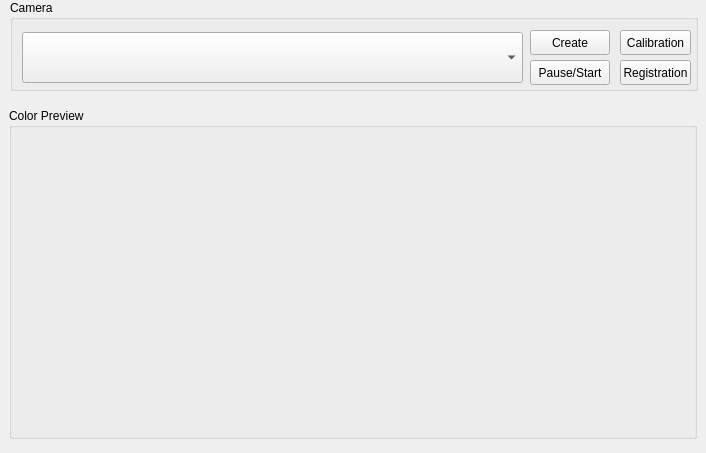
Above: packages/plugin_library/CameraCalibration/src/CameraCalibrationWidget.ui from Chunting/UrRobotControllerInTCP before the change. Below: the same form after it.
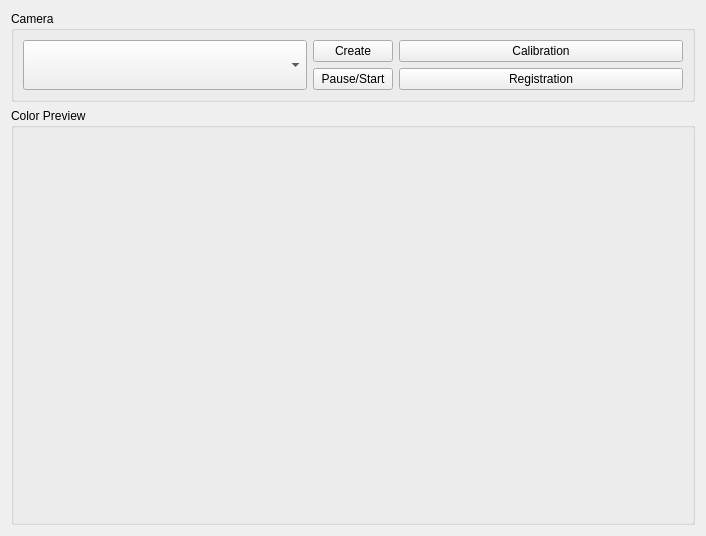
That is the form after the change.

Patch:
```diff
--- a/packages/plugin_library/CameraCalibration/src/CameraCalibrationWidget.ui
+++ b/packages/plugin_library/CameraCalibration/src/CameraCalibrationWidget.ui
@@ -7,21 +7,15 @@
     <x>0</x>
     <y>0</y>
     <width>706</width>
-    <height>453</height>
+    <height>536</height>
    </rect>
   </property>
   <property name="windowTitle">
    <string>Camera Color Preview - cobotsys</string>
   </property>
+  <layout class="QGridLayout" name="gridLayout_2">
+   <item row="0" column="0">
   <widget class="QGroupBox" name="groupBox">
-   <property name="geometry">
-    <rect>
-     <x>10</x>
-     <y>0</y>
-     <width>688</width>
-     <height>91</height>
-    </rect>
-   </property>
    <property name="sizePolicy">
     <sizepolicy hsizetype="Preferred" vsizetype="Maximum">
      <horstretch>0</horstretch>
@@ -31,15 +25,9 @@
    <property name="title">
     <string>Camera</string>
    </property>
+     <layout class="QGridLayout" name="gridLayout_3">
+      <item row="0" column="1">
    <widget class="QPushButton" name="btnCreate">
-    <property name="geometry">
-     <rect>
-      <x>520</x>
-      <y>30</y>
-      <width>80</width>
-      <height>25</height>
-     </rect>
-    </property>
     <property name="sizePolicy">
      <sizepolicy hsizetype="Maximum" vsizetype="Fixed">
       <horstretch>0</horstretch>
@@ -50,85 +38,51 @@
      <string>Create</string>
     </property>
    </widget>
-   <widget class="QPushButton" name="btnPauseStart">
-    <property name="geometry">
-     <rect>
-      <x>520</x>
-      <y>60</y>
-      <width>80</width>
-      <height>25</height>
-     </rect>
-    </property>
-    <property name="text">
-     <string>Pause/Start</string>
-    </property>
-   </widget>
-   <widget class="QComboBox" name="cboCamera">
-    <property name="geometry">
-     <rect>
-      <x>12</x>
-      <y>32</y>
-      <width>501</width>
-      <height>51</height>
-     </rect>
-    </property>
-    <property name="sizePolicy">
-     <sizepolicy hsizetype="Preferred" vsizetype="Minimum">
-      <horstretch>0</horstretch>
-      <verstretch>0</verstretch>
-     </sizepolicy>
-    </property>
-   </widget>
+      </item>
+      <item row="0" column="2">
    <widget class="QPushButton" name="btnCalibration">
-    <property name="geometry">
-     <rect>
-      <x>610</x>
-      <y>30</y>
-      <width>71</width>
-      <height>25</height>
-     </rect>
-    </property>
     <property name="text">
      <string>Calibration</string>
     </property>
    </widget>
+      </item>
+      <item row="1" column="1">
+       <widget class="QPushButton" name="btnPauseStart">
+        <property name="text">
+         <string>Pause/Start</string>
+        </property>
+       </widget>
+      </item>
+      <item row="1" column="2">
    <widget class="QPushButton" name="btnRegistration">
-    <property name="geometry">
-     <rect>
-      <x>610</x>
-      <y>60</y>
-      <width>71</width>
-      <height>25</height>
-     </rect>
-    </property>
     <property name="text">
      <string>Registration</string>
     </property>
    </widget>
-  </widget>
+      </item>
+      <item row="0" column="0" rowspan="2">
+       <widget class="QComboBox" name="cboCamera">
+        <property name="sizePolicy">
+         <sizepolicy hsizetype="Preferred" vsizetype="Minimum">
+          <horstretch>0</horstretch>
+          <verstretch>0</verstretch>
+         </sizepolicy>
+        </property>
+       </widget>
+      </item>
+     </layout>
+    </widget>
+   </item>
+   <item row="1" column="0">
   <widget class="QGroupBox" name="groupBox_2">
-   <property name="geometry">
-    <rect>
-     <x>9</x>
-     <y>108</y>
-     <width>688</width>
-     <height>331</height>
-    </rect>
-   </property>
    <property name="title">
     <string>Color Preview</string>
    </property>
+     <layout class="QGridLayout" name="gridLayout">
+      <item row="0" column="0">
    <widget class="QLabel" name="label_Color">
-    <property name="geometry">
-     <rect>
-      <x>6</x>
-      <y>26</y>
-      <width>671</width>
-      <height>291</height>
-     </rect>
-    </property>
     <property name="sizePolicy">
-     <sizepolicy hsizetype="MinimumExpanding" vsizetype="MinimumExpanding">
+         <sizepolicy hsizetype="Expanding" vsizetype="Expanding">
       <horstretch>0</horstretch>
       <verstretch>0</verstretch>
      </sizepolicy>
@@ -137,7 +91,11 @@
      <string/>
     </property>
    </widget>
-  </widget>
+      </item>
+     </layout>
+    </widget>
+   </item>
+  </layout>
  </widget>
  <resources/>
  <connections/>
```
Lines whose indentation alone changed are shown as unchanged.
